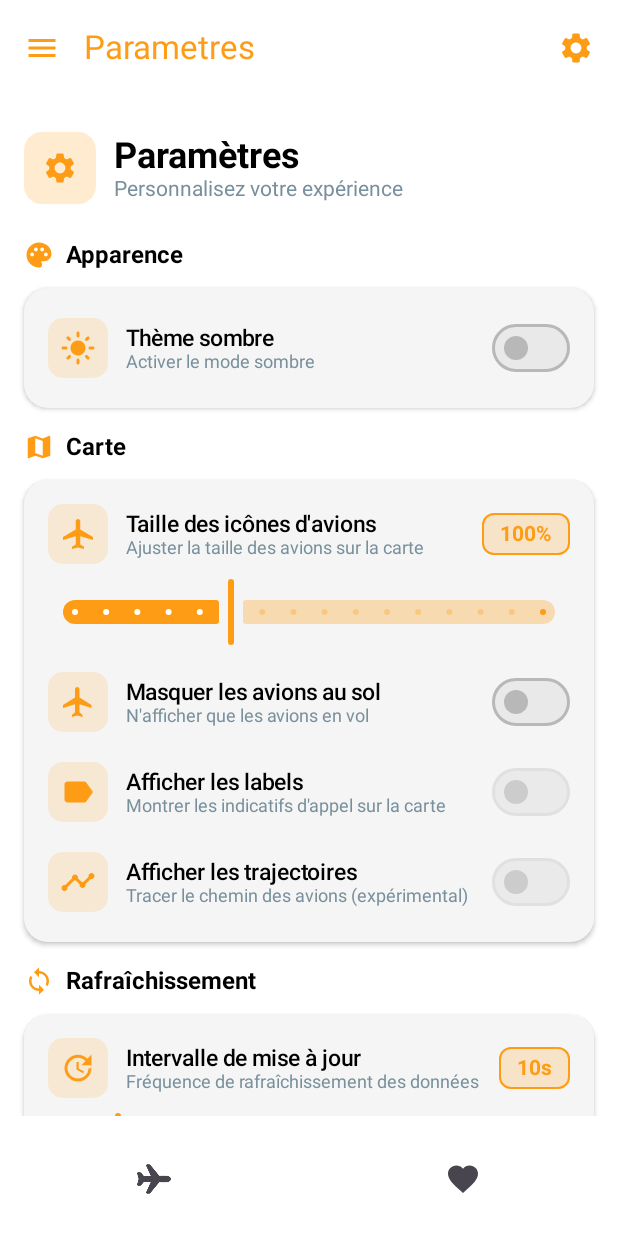
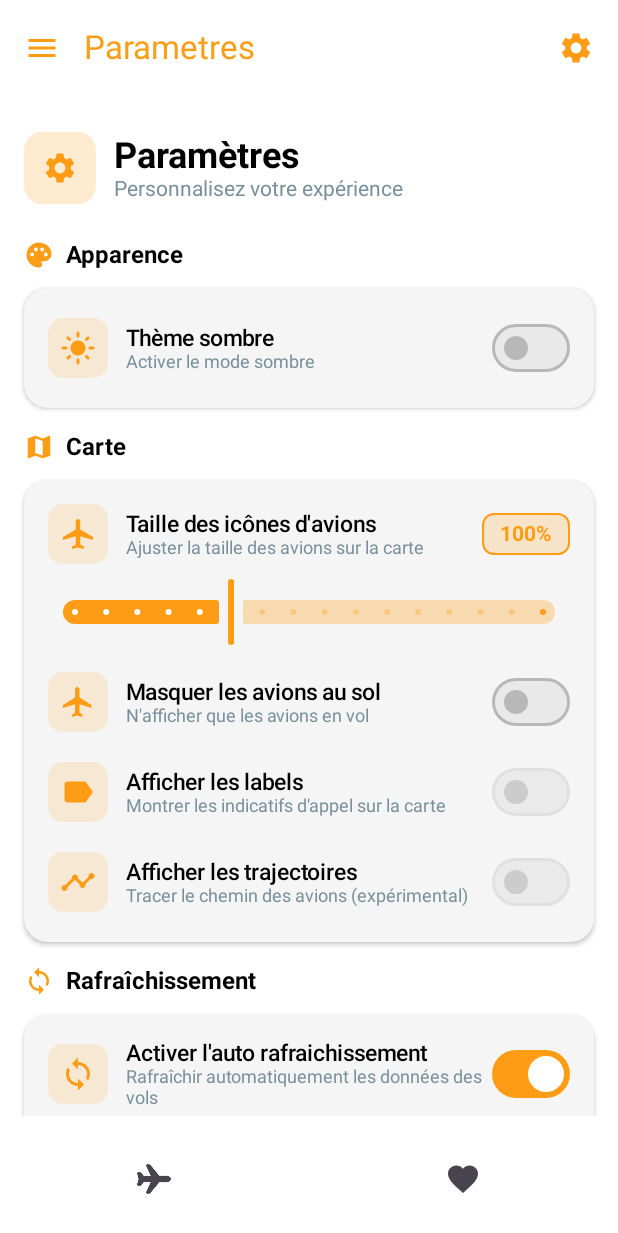
Before and after one commit to Ojahsu/FlightFinder, an Android app built with Jetpack Compose: the screen it shows after launch (MainActivity), after a tap on "Paramètres", on a phone screen of 412 x 824 dp. Shown: the top 1233 px of the screen. Run offline under Robolectric (Android 15) with nearby library versions, the phone set to English and light mode, and no system bars; our stand-ins replace Navigation 3, Room's generated code; libraries missing offline, so code that uses them is left out: org.osmdroid.config, org.osmdroid.tileprovider, org.osmdroid.util, org.osmdroid.views; 7 statements that could not run were skipped.

Commit message:
Ajout popup verification pour switch

```diff
--- a/app/src/main/java/com/example/flightfinder/MainViewmodel.kt
+++ b/app/src/main/java/com/example/flightfinder/MainViewmodel.kt
@@ -60,7 +60,7 @@ class MainViewmodel(application: Application) : AndroidViewModel(application) {
 
     private var refreshJob: Job? = null
 
-    private val _isRefreshing = MutableStateFlow(false)
+    private val _isRefreshing = MutableStateFlow(userPreferences.value.isAutoRefreshEnabled)
     val isRefreshing: StateFlow<Boolean> = _isRefreshing.asStateFlow()
 
     // ═══════════════════════════════════════════════════════════
--- a/app/src/main/java/com/example/flightfinder/models/UserPreferences.kt
+++ b/app/src/main/java/com/example/flightfinder/models/UserPreferences.kt
@@ -29,5 +29,8 @@ data class UserPreferences(
     val hideGroundedAircraft: Boolean = false,
 
     // Afficher les labels des avions sur la carte
-    val showAircraftLabels: Boolean = true
+    val showAircraftLabels: Boolean = true,
+
+    // Activer le rafraîchissement automatique des données
+    val isAutoRefreshEnabled: Boolean = true
 )
--- a/app/src/main/java/com/example/flightfinder/repository/UserPreferencesRepository.kt
+++ b/app/src/main/java/com/example/flightfinder/repository/UserPreferencesRepository.kt
@@ -29,6 +29,7 @@ class UserPreferencesRepository(private val context: Context) {
         val REFRESH_INTERVAL_SECONDS = intPreferencesKey("refresh_interval_seconds")
         val HIDE_GROUNDED_AIRCRAFT = booleanPreferencesKey("hide_grounded_aircraft")
         val SHOW_AIRCRAFT_LABELS = booleanPreferencesKey("show_aircraft_labels")
+        val IS_AUTO_REFRESH_ENABLED = booleanPreferencesKey("is_auto_refresh_enabled")
     }
 
     /**
@@ -52,7 +53,8 @@ class UserPreferencesRepository(private val context: Context) {
                 showFlightTrails = preferences[PreferencesKeys.SHOW_FLIGHT_TRAILS] ?: false,
                 refreshIntervalSeconds = preferences[PreferencesKeys.REFRESH_INTERVAL_SECONDS] ?: 10,
                 hideGroundedAircraft = preferences[PreferencesKeys.HIDE_GROUNDED_AIRCRAFT] ?: false,
-                showAircraftLabels = preferences[PreferencesKeys.SHOW_AIRCRAFT_LABELS] ?: false
+                showAircraftLabels = preferences[PreferencesKeys.SHOW_AIRCRAFT_LABELS] ?: false,
+                isAutoRefreshEnabled = preferences[PreferencesKeys.IS_AUTO_REFRESH_ENABLED] ?: true
             )
         }
 
@@ -137,4 +139,13 @@ class UserPreferencesRepository(private val context: Context) {
             preferences.clear()
         }
     }
+
+    /**
+     * Met à jour l'activation du rafraîchissement automatique
+     */
+    suspend fun updateIsAutoRefreshEnabled(isEnabled: Boolean) {
+        context.dataStore.edit { preferences ->
+            preferences[PreferencesKeys.IS_AUTO_REFRESH_ENABLED] = isEnabled
+        }
+    }
 }
--- a/app/src/main/java/com/example/flightfinder/vues/SettingsScreen.kt
+++ b/app/src/main/java/com/example/flightfinder/vues/SettingsScreen.kt
@@ -16,6 +16,7 @@ import androidx.compose.ui.graphics.Color
 import androidx.compose.ui.graphics.vector.ImageVector
 import androidx.compose.ui.platform.LocalContext
 import androidx.compose.ui.text.font.FontWeight
+import androidx.compose.ui.text.style.TextAlign
 import androidx.compose.ui.unit.dp
 import androidx.compose.ui.unit.sp
 import com.example.flightfinder.MainViewmodel
@@ -126,7 +127,8 @@ fun SettingsScreen(viewModel: MainViewmodel) {
                 generalColor = generalColor,
                 textPrimary = textPrimary,
                 textSecondary = textSecondary,
-                isDarkTheme = preferences.isDarkTheme
+                isDarkTheme = preferences.isDarkTheme,
+                preferences = preferences
             )
         }
 
@@ -171,7 +173,8 @@ fun SettingsScreen(viewModel: MainViewmodel) {
                 generalColor = generalColor,
                 textPrimary = textPrimary,
                 textSecondary = textSecondary,
-                isDarkTheme = preferences.isDarkTheme
+                isDarkTheme = preferences.isDarkTheme,
+                preferences = preferences
             )
 
             Spacer(modifier = Modifier.height(12.dp))
@@ -190,7 +193,8 @@ fun SettingsScreen(viewModel: MainViewmodel) {
                 textPrimary = textPrimary,
                 textSecondary = textSecondary,
                 enabled = false,
-                isDarkTheme = preferences.isDarkTheme
+                isDarkTheme = preferences.isDarkTheme,
+                preferences = preferences
             )
 
             Spacer(modifier = Modifier.height(12.dp))
@@ -209,7 +213,8 @@ fun SettingsScreen(viewModel: MainViewmodel) {
                 textPrimary = textPrimary,
                 textSecondary = textSecondary,
                 enabled = false,
-                isDarkTheme = preferences.isDarkTheme
+                isDarkTheme = preferences.isDarkTheme,
+                preferences = preferences
             )
         }
 
@@ -221,6 +226,26 @@ fun SettingsScreen(viewModel: MainViewmodel) {
             textPrimary = textPrimary,
             textSecondary = textSecondary
         ) {
+            ModernSettingsSwitch(
+                title = "Activer l'auto rafraichissement",
+                subtitle = "Rafraîchir automatiquement les données des vols",
+                icon = Icons.Default.Sync,
+                checked = preferences.isAutoRefreshEnabled,
+                onCheckedChange = {
+                    scope.launch {
+                        preferencesRepository.updateIsAutoRefreshEnabled(it)
+                    }
+                },
+                generalColor = generalColor,
+                textPrimary = textPrimary,
+                textSecondary = textSecondary,
+                isDarkTheme = preferences.isDarkTheme,
+                isConfirmation = true,
+                preferences = preferences
+            )
+
+            Spacer(modifier = Modifier.height(12.dp))
+
             ModernSettingsSlider(
                 title = "Intervalle de mise à jour",
                 subtitle = "Fréquence de rafraîchissement des données",
@@ -270,6 +295,7 @@ fun SettingsScreen(viewModel: MainViewmodel) {
 
         // Footer
         Spacer(modifier = Modifier.height(16.dp))
+
         Text(
             text = "FlightFinder v1.0 • Tous les paramètres sont sauvegardés automatiquement",
             fontSize = 11.sp,
@@ -339,8 +365,14 @@ fun ModernSettingsSwitch(
     textPrimary: Color,
     textSecondary: Color,
     enabled: Boolean = true,
-    isDarkTheme: Boolean = false
+    isDarkTheme: Boolean = false,
+    isConfirmation: Boolean = false, // ✅ Active la popup de confirmation
+    cardColor: Color = if (isDarkTheme) Color(0xFF121A26) else Color(0xFFF5F5F5),
+    preferences: UserPreferences
 ) {
+    var showDialog by remember { mutableStateOf(false) }
+    var pendingValue by remember { mutableStateOf(checked) } // ✅ Valeur en attente
+
     Row(
         modifier = Modifier.fillMaxWidth(),
         horizontalArrangement = Arrangement.SpaceBetween,
@@ -380,11 +412,20 @@ fun ModernSettingsSwitch(
             }
         }
 
-        if (isDarkTheme) {
         Switch(
             checked = checked,
-                onCheckedChange = onCheckedChange,
-                colors = SwitchDefaults.colors(
+            onCheckedChange = { newValue ->
+                if (isConfirmation) {
+                    // ✅ Stocke la nouvelle valeur et affiche la popup
+                    pendingValue = newValue
+                    showDialog = true
+                } else {
+                    // ✅ Pas de confirmation, change directement
+                    onCheckedChange(newValue)
+                }
+            },
+            colors = if (isDarkTheme) {
+                SwitchDefaults.colors(
                     checkedThumbColor = Color.White,
                     checkedTrackColor = generalColor,
                     uncheckedThumbColor = Color.White,
@@ -396,14 +437,9 @@ fun ModernSettingsSwitch(
                     disabledUncheckedTrackColor = Color.LightGray.copy(alpha = 0.1f),
                     disabledCheckedBorderColor = Color.LightGray.copy(alpha = 0.1f),
                     disabledUncheckedBorderColor = Color.LightGray.copy(alpha = 0.1f)
-                ),
-                enabled = enabled
                 )
             } else {
-            Switch(
-                checked = checked,
-                onCheckedChange = onCheckedChange,
-                colors = SwitchDefaults.colors(
+                SwitchDefaults.colors(
                     checkedThumbColor = Color.White,
                     checkedTrackColor = generalColor,
                     uncheckedThumbColor = Color.Gray.copy(alpha = 0.5f),
@@ -415,10 +451,70 @@ fun ModernSettingsSwitch(
                     disabledCheckedTrackColor = Color.Gray.copy(alpha = 0.1f),
                     disabledUncheckedTrackColor = Color.Gray.copy(alpha = 0.1f),
                     disabledUncheckedBorderColor = Color.Gray.copy(alpha = 0.1f)
-                ),
+                )
+            },
             enabled = enabled
         )
     }
+
+    // ═══════════════════════════════════════════════════════════
+    // 🚨 DIALOG DE CONFIRMATION
+    // ═══════════════════════════════════════════════════════════
+    if (showDialog) {
+        AlertDialog(
+            containerColor = cardColor,
+            titleContentColor = textPrimary,
+            onDismissRequest = { showDialog = false }, // ✅ Annule sans rien faire
+            icon = {
+                Icon(
+                    imageVector = Icons.Default.Warning,
+                    contentDescription = null,
+                    tint = Color(0xFFFF9800), // Orange pour avertissement
+                    modifier = Modifier.size(32.dp)
+                )
+            },
+            title = {
+                Text(
+                    text = if (pendingValue) "Activer l'autorefresh ?" else "Désactiver l'autorefresh ?",
+                    fontWeight = FontWeight.Bold,
+                    textAlign = TextAlign.Center
+                )
+            },
+            text = {
+                Text(
+                    text = if (pendingValue) {
+                        "Le rafraîchissement automatique sera activé toutes les ${preferences.refreshIntervalSeconds}s.\n⚠️ Attention : Cela consomme des crédits API. Une fois épuisés, l'application sera temporairement bloquée."
+                    } else {
+                        "Le rafraîchissement automatique sera désactivé. Vous devrez relancer l'application pour actualiser les données."
+                    },
+                    color = textSecondary,
+                    lineHeight = 20.sp
+                )
+            },
+            confirmButton = {
+                Button(
+                    onClick = {
+                        onCheckedChange(pendingValue)
+                        showDialog = false
+                    },
+                    colors = ButtonDefaults.buttonColors(
+                        containerColor = generalColor
+                    )
+                ) {
+                    Text("Confirmer")
+                }
+            },
+            dismissButton = {
+                TextButton(
+                    onClick = { showDialog = false },
+                    colors = ButtonDefaults.textButtonColors(
+                        contentColor = if (textPrimary == Color.Black) Color.Gray else Color.LightGray
+                    )
+                ) {
+                    Text("Annuler")
+                }
+            }
+        )
     }
 }
 
@@ -506,6 +602,7 @@ fun ModernSettingsSlider(
                 inactiveTickColor = generalColor.copy(alpha = 0.3f)
             ),
             modifier = Modifier.padding(horizontal = 8.dp)
+            // TODO : Ajouter le enabled
         )
     }
 }
```
Lines whose indentation alone changed are shown as unchanged.
